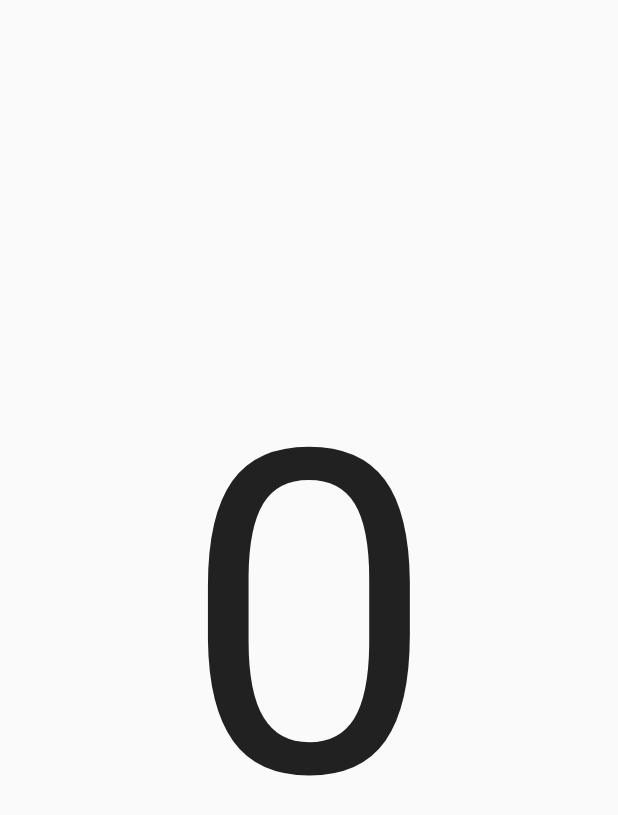
After one commit to cmtanvirulislam/Second-App-Learn, a Flutter app: the ReceiveData screen opened directly, on a phone screen of 412 x 824 dp. The commit adds this screen. Shown: the top 815 px of the screen. Run offline on Flutter 3.47's test engine with Material 2 defaults, Android fonts, the phone set to English and light mode, and no system bars; our stand-ins replace liquid_swipe.

Commit message:
receiver added

```diff
--- a/lib/main.dart
+++ b/lib/main.dart
@@ -1,6 +1,7 @@
 import 'package:flutter/material.dart';
 import 'package:provider/provider.dart';
 import 'package:secondapp/data.dart';
+import 'package:secondapp/receive.dart';
 
 void main() {
   runApp(
@@ -44,6 +45,11 @@ class _HomePageState extends State<HomePage> {
                 onPressed: () {
                   providerdata.Increment();
                 },
+              ),
+              RaisedButton(
+                onPressed: () {
+                  Navigator.push(context, MaterialPageRoute(builder: (context) => ReceiveData()));
+                },
               )
             ],
           ),
--- /dev/null
+++ b/lib/receive.dart
@@ -0,0 +1,15 @@
+import 'package:flutter/material.dart';
+import 'package:provider/provider.dart';
+import 'package:secondapp/data.dart';
+
+class ReceiveData extends StatelessWidget {
+  @override
+  Widget build(BuildContext context) {
+    final providerdata = Provider.of<Data>(context);
+    return Scaffold(
+      body: Center(
+        child: Text(providerdata.value.toString(),style: TextStyle(fontSize: 300),),
+      ),
+    );
+  }
+}
```
Also changed, not shown: lib/24. Provider & Setstate_Provider_state management.dart (+7 -17 lines).
